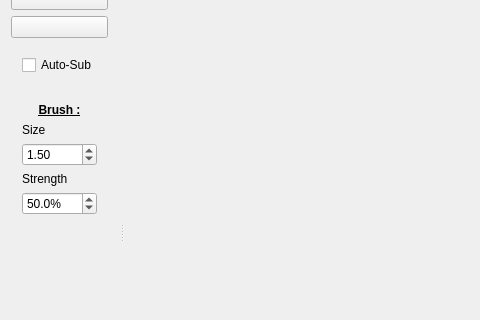
Before: the Qt Designer form src/gui/mainWindow.ui in slvrgauthier/OpenSculpt, drawn with Qt 5; both pictures show x 0 to 480 and y 214 to 534 of the 902 by 826 pixel window.
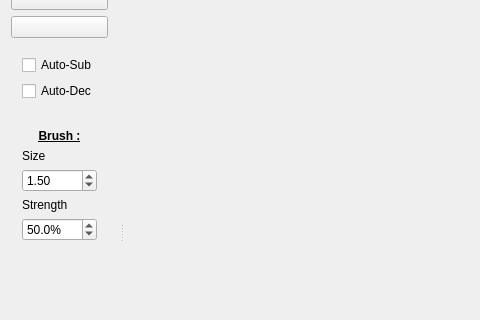
After: the same form once the commit is applied. Icons and pictures are not drawn. Custom widgets are drawn as their Qt base class.

Commit message: decimateAuto fonctionnel

```diff
--- a/src/gui/mainWindow.ui
+++ b/src/gui/mainWindow.ui
@@ -476,6 +476,16 @@
           </property>
          </widget>
         </item>
+        <item>
+         <widget class="QCheckBox" name="checkBoxautodec">
+          <property name="toolTip">
+           <string>Décimation automatique</string>
+          </property>
+          <property name="text">
+           <string>Auto-Dec</string>
+          </property>
+         </widget>
+        </item>
        </layout>
       </widget>
      </item>
```
Left out of the diff: 3 changed lines with no effect on the pictures. The commit also changes 9 other files.
